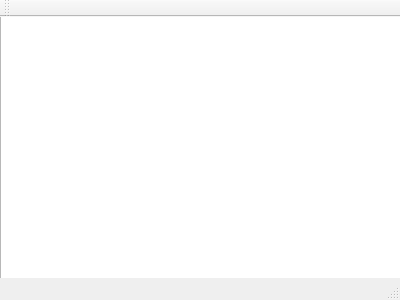
Above: QT/gun/mainwindow.ui from Julia-Khramyshkina/homeworks before the change. Below: the same form after it.
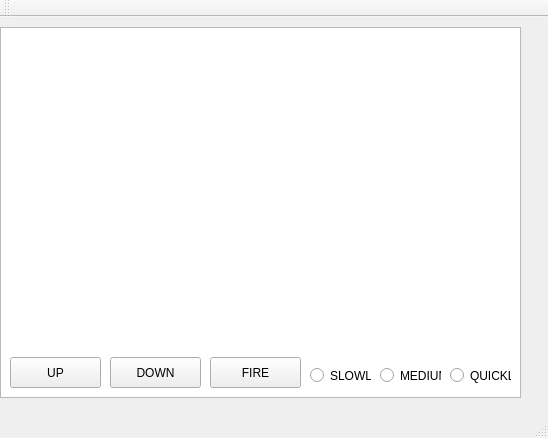
That is the form after the change.

The edit to the form file:
```diff
--- a/QT/gun/mainwindow.ui
+++ b/QT/gun/mainwindow.ui
@@ -6,8 +6,8 @@
    <rect>
     <x>0</x>
     <y>0</y>
-    <width>400</width>
-    <height>300</height>
+    <width>548</width>
+    <height>438</height>
    </rect>
   </property>
   <property name="windowTitle">
@@ -18,12 +18,90 @@
     <property name="geometry">
      <rect>
       <x>0</x>
-      <y>-10</y>
-      <width>401</width>
-      <height>281</height>
+      <y>10</y>
+      <width>521</width>
+      <height>371</height>
      </rect>
     </property>
    </widget>
+   <widget class="QPushButton" name="buttonUp">
+    <property name="geometry">
+     <rect>
+      <x>10</x>
+      <y>340</y>
+      <width>91</width>
+      <height>31</height>
+     </rect>
+    </property>
+    <property name="text">
+     <string>UP</string>
+    </property>
+   </widget>
+   <widget class="QPushButton" name="buttonDown">
+    <property name="geometry">
+     <rect>
+      <x>110</x>
+      <y>340</y>
+      <width>91</width>
+      <height>31</height>
+     </rect>
+    </property>
+    <property name="text">
+     <string>DOWN</string>
+    </property>
+   </widget>
+   <widget class="QPushButton" name="buttonFire">
+    <property name="geometry">
+     <rect>
+      <x>210</x>
+      <y>340</y>
+      <width>91</width>
+      <height>31</height>
+     </rect>
+    </property>
+    <property name="text">
+     <string>FIRE</string>
+    </property>
+   </widget>
+   <widget class="QRadioButton" name="slowly">
+    <property name="geometry">
+     <rect>
+      <x>310</x>
+      <y>350</y>
+      <width>61</width>
+      <height>17</height>
+     </rect>
+    </property>
+    <property name="text">
+     <string>SLOWLY</string>
+    </property>
+   </widget>
+   <widget class="QRadioButton" name="medium">
+    <property name="geometry">
+     <rect>
+      <x>380</x>
+      <y>350</y>
+      <width>61</width>
+      <height>17</height>
+     </rect>
+    </property>
+    <property name="text">
+     <string>MEDIUM</string>
+    </property>
+   </widget>
+   <widget class="QRadioButton" name="quickly">
+    <property name="geometry">
+     <rect>
+      <x>450</x>
+      <y>350</y>
+      <width>61</width>
+      <height>17</height>
+     </rect>
+    </property>
+    <property name="text">
+     <string>QUICKLY</string>
+    </property>
+   </widget>
   </widget>
   <widget class="QMenuBar" name="menuBar">
    <property name="geometry">
```
Left out of the diff: 2 changed lines with no effect on the pictures.
